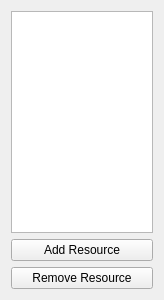
Above: Project2/ui/resourceswidget.ui from jesusdz/AGP before the change. Below: the same form after it.
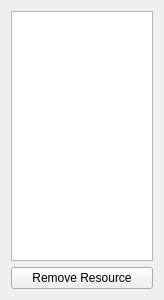
That is the form after the change.

Commit message: ThirdParty: Added assimp libraries for windows. Project2: Added ResourcesWidget - resources can be created from UI.

Patch:
```diff
--- a/Project2/ui/resourceswidget.ui
+++ b/Project2/ui/resourceswidget.ui
@@ -17,13 +17,6 @@
    <item>
     <widget class="QListWidget" name="listWidget"/>
    </item>
-   <item>
-    <widget class="QPushButton" name="addButton">
-     <property name="text">
-      <string>Add Resource</string>
-     </property>
-    </widget>
-   </item>
    <item>
     <widget class="QPushButton" name="removeButton">
      <property name="text">
```
The commit also changes 21 other files.
